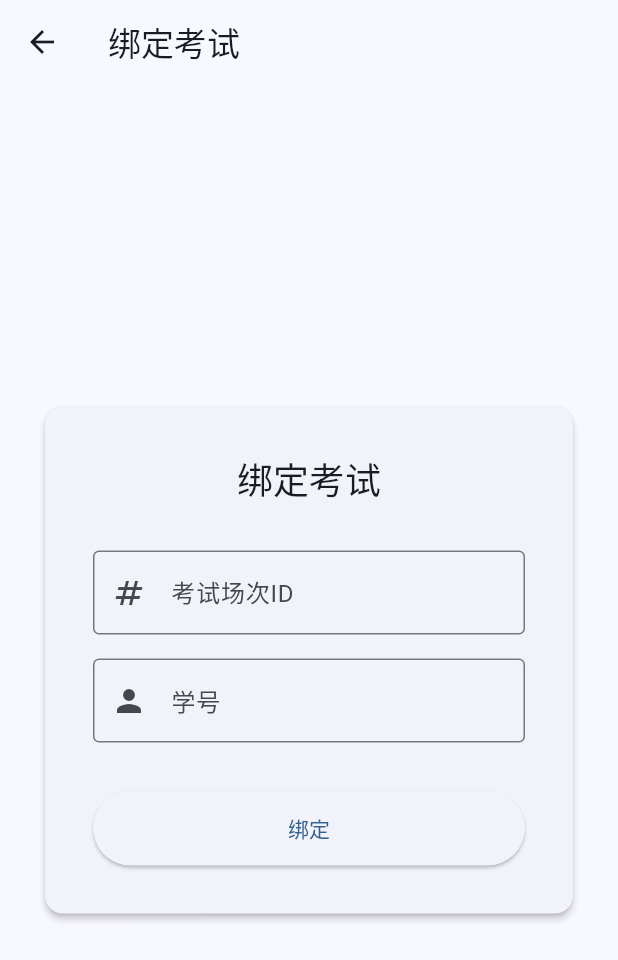
After one commit to Funnyguysmz/literate-memory, a Flutter app: the screen it shows after launch, after a tap on "考生绑定考试", on a phone screen of 412 x 824 dp. The commit adds this screen. Shown: the top 960 px of the screen. Run offline on Flutter 3.47's test engine with Material 3 defaults, Android fonts, the phone set to English and light mode, and no system bars; missing offline and left inert: window_size.

Commit message:
update:完成绑定逻辑

```diff
--- /dev/null
+++ b/lib/config/base_config.dart
@@ -0,0 +1,3 @@
+class BaseConfig {
+  static const String baseUrl = "http://your-backend-url";
+}
--- a/lib/main.dart
+++ b/lib/main.dart
@@ -3,6 +3,8 @@ import 'package:window_size/window_size.dart' as window_size;
 import 'package:flutter/foundation.dart';
 import 'dart:io';
 import 'pages/splash_page.dart';
+import 'pages/selector_page.dart';
+import 'pages/binding_page.dart';
 import 'pages/login_page.dart';
 
 void main() {
@@ -12,7 +14,8 @@ void main() {
   if (!kIsWeb && (Platform.isWindows || Platform.isLinux || Platform.isMacOS)) {
     window_size.setWindowTitle('OJ在线考试平台');
     window_size.setWindowMinSize(const Size(800, 600));
-    window_size.setWindowMaxSize(const Size(1600, 1200));
+    // 设置初始窗口大小（可选）
+    window_size.setWindowFrame(const Rect.fromLTWH(0, 0, 1024, 768));
   }
 
   runApp(const MyApp());
@@ -31,7 +34,14 @@ class MyApp extends StatelessWidget {
       ),
       home: const SplashPage(),
       routes: {
-        '/login': (context) => const LoginPage(),
+        '/selector': (context) => const SelectorPage(),
+        '/binding': (context) => const BindingPage(),
+        '/examLogin': (context) => const LoginPage(),
+        // 以下为占位页面，后续实现具体页面
+        '/examMain': (context) =>
+            const Scaffold(body: Center(child: Text('考试主页面'))),
+        '/monitor': (context) =>
+            const Scaffold(body: Center(child: Text('监考页面'))),
       },
     );
   }
--- /dev/null
+++ b/lib/pages/binding_page.dart
@@ -0,0 +1,185 @@
+import 'dart:convert';
+import 'package:flutter/material.dart';
+import 'package:http/http.dart' as http;
+import 'package:oj_client/config/base_config.dart';
+
+class BindingPage extends StatefulWidget {
+  const BindingPage({super.key});
+
+  @override
+  State<BindingPage> createState() => _BindingPageState();
+}
+
+class _BindingPageState extends State<BindingPage> {
+  final _formKey = GlobalKey<FormState>();
+  final _examIdController = TextEditingController();
+  final _userIdController = TextEditingController();
+
+  @override
+  Widget build(BuildContext context) {
+    return Scaffold(
+      appBar: AppBar(title: const Text('绑定考试')),
+      body: Center(
+        child: SingleChildScrollView(
+          child: ConstrainedBox(
+            constraints: const BoxConstraints(maxWidth: 400),
+            child: Card(
+              elevation: 2,
+              margin: const EdgeInsets.all(24.0),
+              child: Padding(
+                padding: const EdgeInsets.all(32.0),
+                child: Form(
+                  key: _formKey,
+                  child: Column(
+                    mainAxisSize: MainAxisSize.min,
+                    children: [
+                      Text(
+                        '绑定考试',
+                        style: Theme.of(context).textTheme.headlineSmall,
+                      ),
+                      const SizedBox(height: 32),
+                      TextFormField(
+                        controller: _examIdController,
+                        decoration: const InputDecoration(
+                          labelText: '考试场次ID',
+                          prefixIcon: Icon(Icons.numbers),
+                          border: OutlineInputBorder(),
+                        ),
+                        validator: (value) => (value == null || value.isEmpty)
+                            ? '请输入考试场次ID'
+                            : null,
+                      ),
+                      const SizedBox(height: 16),
+                      TextFormField(
+                        controller: _userIdController,
+                        decoration: const InputDecoration(
+                          labelText: '学号',
+                          prefixIcon: Icon(Icons.person),
+                          border: OutlineInputBorder(),
+                        ),
+                        validator: (value) =>
+                            (value == null || value.isEmpty) ? '请输入学号' : null,
+                      ),
+                      const SizedBox(height: 32),
+                      SizedBox(
+                        width: double.infinity,
+                        height: 50,
+                        child: ElevatedButton(
+                          onPressed: () async {
+                            if (_formKey.currentState!.validate()) {
+                              final examid = _examIdController.text;
+                              final stuid = _userIdController.text;
+                              try {
+                                // 调用 POST /exam/bind 接口进行绑定
+                                final bindResponse = await http.post(
+                                  Uri.parse('${BaseConfig.baseUrl}/exam/bind'),
+                                  headers: {"Content-Type": "application/json"},
+                                  body: jsonEncode({
+                                    "examid": examid,
+                                    "stuid": stuid,
+                                  }),
+                                );
+                                if (bindResponse.statusCode != 200) {
+                                  final errorMsg =
+                                      jsonDecode(bindResponse.body)["error"] ??
+                                          "绑定失败";
+                                  showDialog(
+                                    context: context,
+                                    builder: (_) => AlertDialog(
+                                      title: const Text('绑定失败'),
+                                      content: Text(errorMsg),
+                                      actions: [
+                                        TextButton(
+                                          onPressed: () =>
+                                              Navigator.pop(context),
+                                          child: const Text('确定'),
+                                        )
+                                      ],
+                                    ),
+                                  );
+                                  return;
+                                }
+                                // 绑定成功后调用 GET /password?stuid=xxx 接口获取考试密码
+                                final passwordResponse = await http.get(
+                                  Uri.parse(
+                                      '${BaseConfig.baseUrl}/password?stuid=$stuid'),
+                                );
+                                if (passwordResponse.statusCode != 200) {
+                                  final errorMsg = jsonDecode(
+                                          passwordResponse.body)["error"] ??
+                                      "获取密码失败";
+                                  showDialog(
+                                    context: context,
+                                    builder: (_) => AlertDialog(
+                                      title: const Text('获取密码失败'),
+                                      content: Text(errorMsg),
+                                      actions: [
+                                        TextButton(
+                                          onPressed: () =>
+                                              Navigator.pop(context),
+                                          child: const Text('确定'),
+                                        )
+                                      ],
+                                    ),
+                                  );
+                                  return;
+                                }
+                                final examPassword = jsonDecode(
+                                    passwordResponse.body)["password"];
+                                // 弹出绑定成功对话框并显示登录密码，然后跳转到登入考试页面
+                                showDialog(
+                                  context: context,
+                                  builder: (_) => AlertDialog(
+                                    title: const Text('绑定成功'),
+                                    content: Text(
+                                        '绑定成功！您的登录密码为：$examPassword\n请记住密码'),
+                                    actions: [
+                                      TextButton(
+                                        onPressed: () {
+                                          Navigator.pop(context);
+                                          Navigator.pushReplacementNamed(
+                                              context, '/examLogin');
+                                        },
+                                        child: const Text('确定'),
+                                      ),
+                                    ],
+                                  ),
+                                );
+                              } catch (e) {
+                                showDialog(
+                                  context: context,
+                                  builder: (_) => AlertDialog(
+                                    title: const Text('请求异常'),
+                                    content: Text(e.toString()),
+                                    actions: [
+                                      TextButton(
+                                        onPressed: () => Navigator.pop(context),
+                                        child: const Text('确定'),
+                                      )
+                                    ],
+                                  ),
+                                );
+                              }
+                            }
+                          },
+                          child: const Text('绑定'),
+                        ),
+                      ),
+                    ],
+                  ),
+                ),
+              ),
+            ),
+          ),
+        ),
+      ),
+    );
+  }
+
+  @override
+  void dispose() {
+    _examIdController.dispose();
+    _userIdController.dispose();
+    super.dispose();
+  }
+}
--- /dev/null
+++ b/lib/pages/selector_page.dart
@@ -0,0 +1,48 @@
+import 'package:flutter/material.dart';
+
+class SelectorPage extends StatelessWidget {
+  const SelectorPage({super.key});
+
+  @override
+  Widget build(BuildContext context) {
+    return Scaffold(
+      appBar: AppBar(title: const Text('请选择操作')),
+      body: Center(
+        child: ConstrainedBox(
+          constraints: const BoxConstraints(maxWidth: 400),
+          child: Card(
+            elevation: 2,
+            margin: const EdgeInsets.all(24.0),
+            child: Padding(
+              padding: const EdgeInsets.symmetric(vertical: 40, horizontal: 24),
+              child: Column(
+                mainAxisSize: MainAxisSize.min,
+                children: [
+                  ElevatedButton(
+                    onPressed: () {
+                      Navigator.pushNamed(context, '/binding');
+                    },
+                    style: ElevatedButton.styleFrom(
+                      minimumSize: const Size.fromHeight(50),
+                    ),
+                    child: const Text('考生绑定考试'),
+                  ),
+                  const SizedBox(height: 24),
+                  ElevatedButton(
+                    onPressed: () {
+                      Navigator.pushNamed(context, '/examLogin');
+                    },
+                    style: ElevatedButton.styleFrom(
+                      minimumSize: const Size.fromHeight(50),
+                    ),
+                    child: const Text('登入考试'),
+                  ),
+                ],
+              ),
+            ),
+          ),
+        ),
+      ),
+    );
+  }
+}
--- a/lib/pages/splash_page.dart
+++ b/lib/pages/splash_page.dart
@@ -11,9 +11,9 @@ class _SplashPageState extends State<SplashPage> {
   @override
   void initState() {
     super.initState();
-    // 2秒后自动跳转到登录页
+    // 2秒后自动跳转到选择页面
     Future.delayed(const Duration(seconds: 2), () {
-      Navigator.pushReplacementNamed(context, '/login');
+      Navigator.pushReplacementNamed(context, '/selector');
     });
   }
 
--- a/pubspec.yaml
+++ b/pubspec.yaml
@@ -38,6 +38,7 @@ dependencies:
   # The following adds the Cupertino Icons font to your application.
   # Use with the CupertinoIcons class for iOS style icons.
   cupertino_icons: ^1.0.8
+  http: ^1.3.0
 
 dev_dependencies:
   flutter_test:
```
Also changed, not shown: lib/pages/login_page.dart (+39 -26 lines), pubspec.lock.
